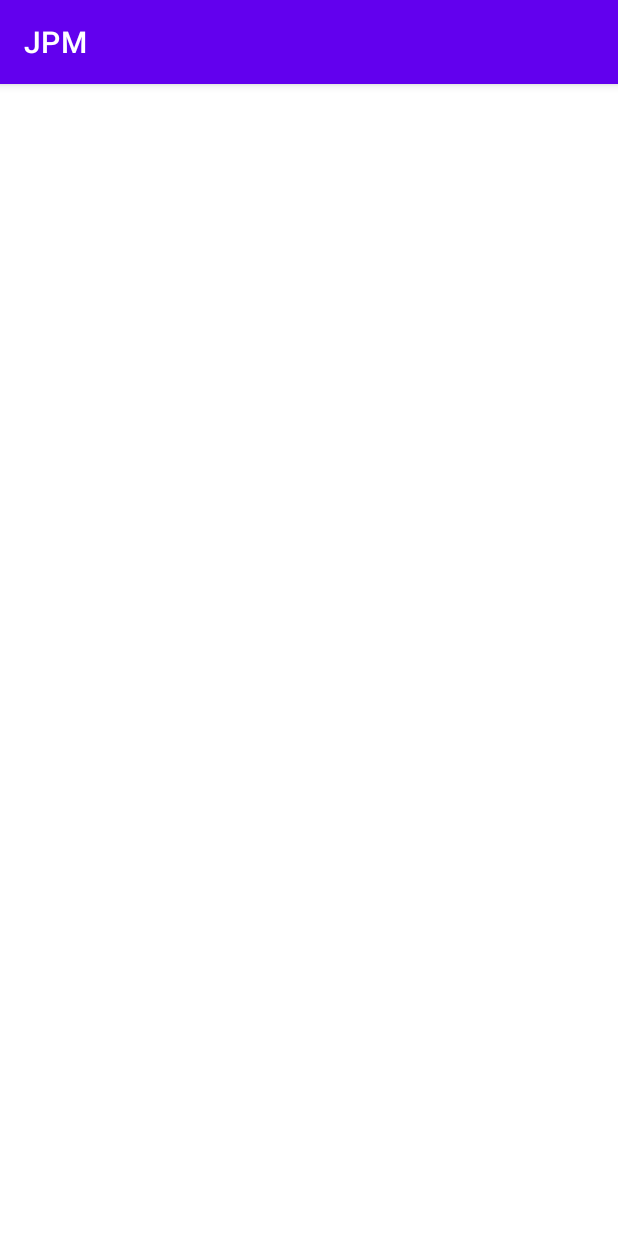
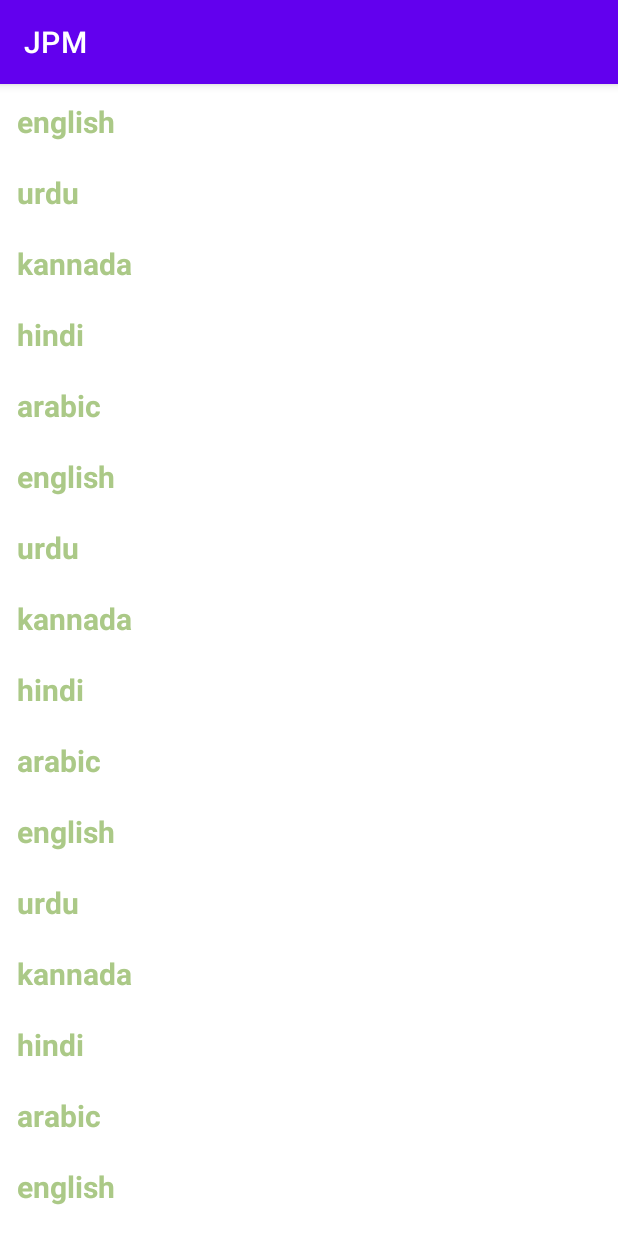
Before and after one commit to abdultanveer/Jpmorgan, an Android app: the screen it shows after launch (RecyclerActivity), on a phone screen of 412 x 824 dp. Run offline under Robolectric (Android 15) with nearby library versions, the phone set to English and light mode, and no system bars.

Commit message:
recyclerview -3

```diff
--- a/app/src/main/java/com/example/jpmorgan/recyclerview/RecyclerActivity.java
+++ b/app/src/main/java/com/example/jpmorgan/recyclerview/RecyclerActivity.java
@@ -1,39 +1,44 @@
 package com.example.jpmorgan.recyclerview;
 
 import androidx.appcompat.app.AppCompatActivity;
+import androidx.recyclerview.widget.LinearLayoutManager;
 import androidx.recyclerview.widget.RecyclerView;
 
 import android.os.Bundle;
 import android.view.View;
 import android.widget.AdapterView;
-import android.widget.ArrayAdapter;
-import android.widget.ListView;
 import android.widget.Toast;
 
 import com.example.jpmorgan.R;
 
-import java.sql.Array;
-
 public class RecyclerActivity extends AppCompatActivity
         implements AdapterView.OnItemClickListener {
-    String[] languages = {"english","urdu","kannada","hindi","arabic"};
-    RecyclerView countListView;
+    String[] languages = {"english","urdu","kannada","hindi","arabic",
+            "english","urdu","kannada","hindi","arabic",
+            "english","urdu","kannada","hindi","arabic",
+            "english","urdu","kannada","hindi","arabic",
+            "english","urdu","kannada","hindi","arabic",
+            "english","urdu","kannada","hindi","arabic",
+            "english","urdu","kannada","hindi","arabic",
+            "english","urdu","kannada","hindi","arabic",
+            "english","urdu","kannada","hindi","arabic",
+            "english","urdu","kannada","hindi","arabic",};
+    RecyclerView countRecyView;
 
     @Override
     protected void onCreate(Bundle savedInstanceState) {
         super.onCreate(savedInstanceState);
         setContentView(R.layout.activity_recycler);
-        countListView = findViewById(R.id.countrieslistview);
+        countRecyView = findViewById(R.id.countrieslistview);
     }
 
     @Override
     protected void onStart() {
         super.onStart();
-        ArrayAdapter<String> adapter = new ArrayAdapter<>(this,
-                android.R.layout.simple_list_item_1, //layout is of each
-                android.R.id.text1, //textview of the above layout
-                languages);
+
         LangAdapter langAdapter = new LangAdapter(languages);
+        countRecyView.setLayoutManager(new LinearLayoutManager(this));
+        countRecyView.setAdapter(langAdapter);
 
        // countListView.setOnItemClickListener(this);
 
```
